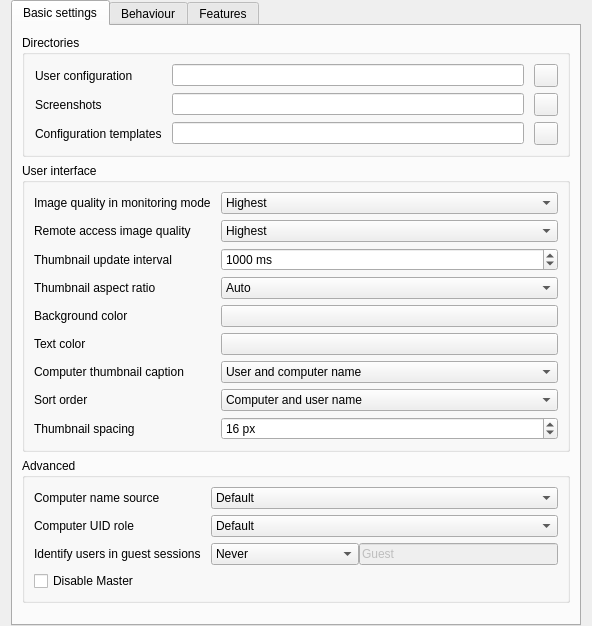
Above: configurator/src/MasterConfigurationPage.ui from veyon/veyon before the change. Below: the same form after it.
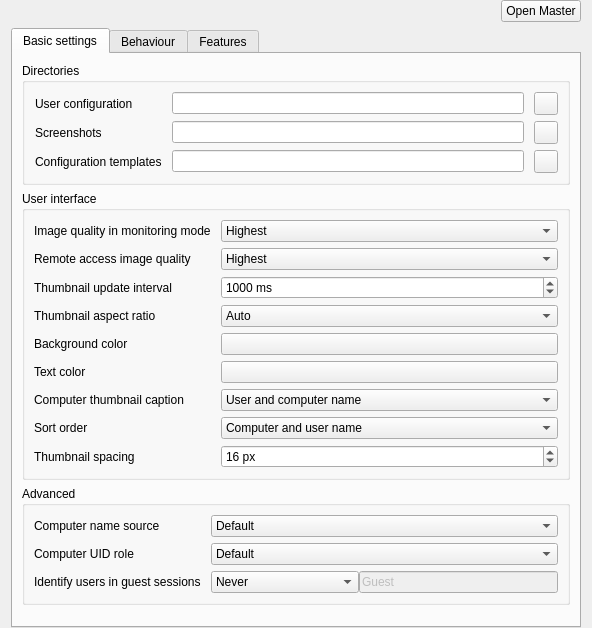
That is the form after the change. Icons and pictures are not drawn.

Commit message: Configurator: change location of "Disable Master" checkbox and add "Open Master" button

Diff of the .ui file:
```diff
--- a/configurator/src/MasterConfigurationPage.ui
+++ b/configurator/src/MasterConfigurationPage.ui
@@ -9,6 +9,30 @@
    <property name="bottomMargin">
     <number>0</number>
    </property>
+   <item>
+    <layout class="QHBoxLayout">
+     <item>
+      <spacer name="horizontalSpacerTop">
+       <property name="orientation">
+        <enum>Qt::Orientation::Horizontal</enum>
+       </property>
+       <property name="sizeHint" stdset="0">
+        <size>
+         <width>40</width>
+         <height>20</height>
+        </size>
+       </property>
+      </spacer>
+     </item>
+     <item>
+      <widget class="QPushButton" name="openMasterButton">
+       <property name="text">
+        <string>Open Master</string>
+       </property>
+      </widget>
+     </item>
+    </layout>
+   </item>
    <item>
     <widget class="QTabWidget" name="tabWidget">
      <property name="currentIndex">
@@ -346,13 +370,6 @@
           <property name="horizontalSpacing">
            <number>10</number>
           </property>
-          <item row="3" column="0" colspan="2">
-           <widget class="QCheckBox" name="disableMaster">
-            <property name="text">
-             <string>Disable Master</string>
-            </property>
-           </widget>
-          </item>
           <item row="1" column="0">
            <widget class="QLabel" name="computerUidRoleContentLabel">
             <property name="text">
@@ -497,6 +514,13 @@
           <string>Program start</string>
          </property>
          <layout class="QVBoxLayout" name="verticalLayout_3">
+          <item>
+           <widget class="QCheckBox" name="disableMaster">
+            <property name="text">
+             <string>Disable Master</string>
+            </property>
+           </widget>
+          </item>
           <item>
            <widget class="QCheckBox" name="accessControlForMasterEnabled">
             <property name="text">
```
